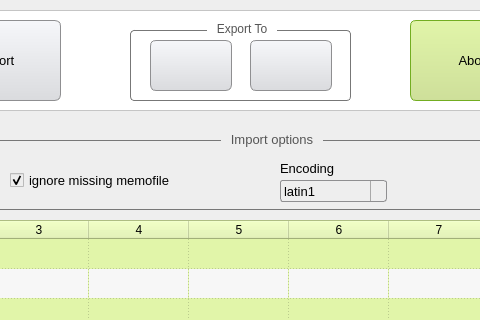
cleberjsantos/satiedbf, file View/UI/FrmPrincipal.ui: the form before one commit; both pictures show x 240 to 720 and y 0 to 320 of the 801 by 592 pixel window.
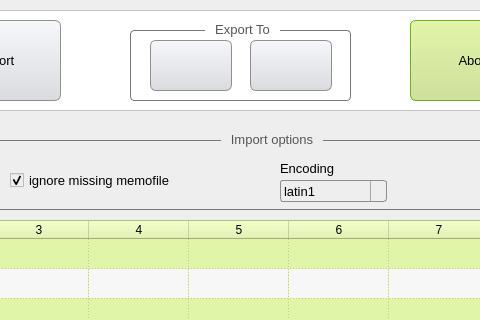
The form after the commit. Icons and pictures are not drawn.

The edit to the form file:
```diff
--- a/View/UI/FrmPrincipal.ui
+++ b/View/UI/FrmPrincipal.ui
@@ -488,6 +488,12 @@
       <height>81</height>
      </rect>
     </property>
+    <property name="font">
+     <font>
+      <family>Arial</family>
+      <pointsize>10</pointsize>
+     </font>
+    </property>
     <property name="styleSheet">
      <string notr="true">QGroupBox
 {
```
Left out of the diff: 14 changed lines with no effect on the pictures.
